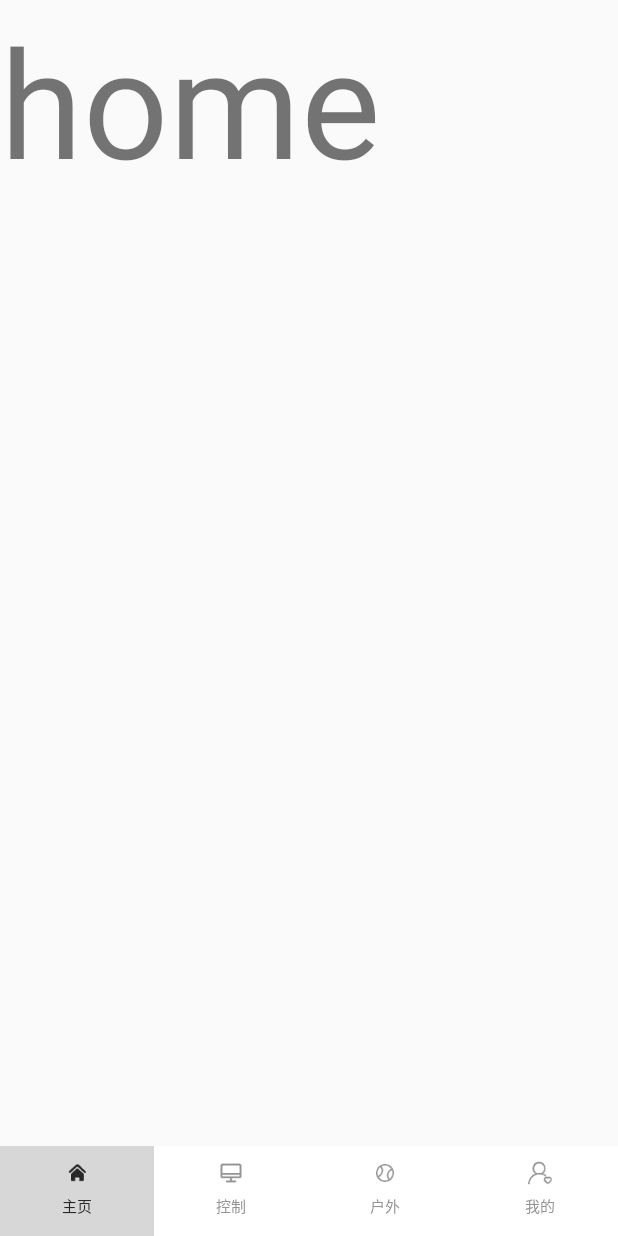
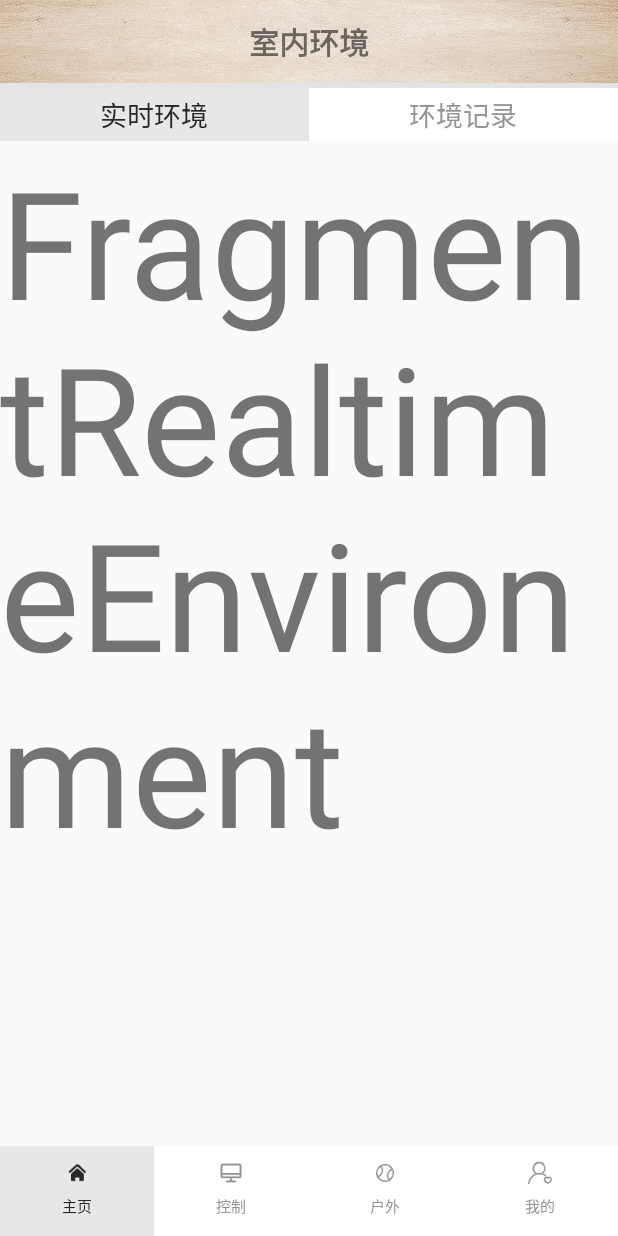
Before and after one commit to yangbo981205/Graduation_project, an Android app: the FragmentHome screen opened directly, with no data from a screen before it, on a phone screen of 412 x 824 dp. Run offline under Robolectric (Android 15) with nearby library versions, the phone set to English and light mode, and no system bars.

Commit message:
界面设计

```diff
--- a/GraduatioProject_Android/app/build.gradle
+++ b/GraduatioProject_Android/app/build.gradle
@@ -28,5 +28,5 @@ dependencies {
     androidTestImplementation 'androidx.test.espresso:espresso-core:3.1.1'
     implementation files('libs/android-async-http-1.4.9.jar')
     implementation files('libs/httpclient-4.3.6.jar')
-    implementation 'com.android.support:support-v4:28.0.0'
+
 }
--- a/GraduatioProject_Android/app/src/main/java/com/example/graduatioproject_android/FragmentHome/FragmentHome.java
+++ b/GraduatioProject_Android/app/src/main/java/com/example/graduatioproject_android/FragmentHome/FragmentHome.java
@@ -4,18 +4,144 @@ import android.os.Bundle;
 import android.view.LayoutInflater;
 import android.view.View;
 import android.view.ViewGroup;
+import android.widget.LinearLayout;
+import android.widget.RelativeLayout;
+import android.widget.TextView;
 
 import androidx.annotation.Nullable;
 import androidx.fragment.app.Fragment;
+import androidx.fragment.app.FragmentManager;
+import androidx.fragment.app.FragmentPagerAdapter;
+import androidx.fragment.app.FragmentTransaction;
+import androidx.viewpager.widget.ViewPager;
 
+import com.example.graduatioproject_android.FragmentHome.RealtimeEnvironment.FragmentRealtimeEnvironment;
+import com.example.graduatioproject_android.FragmentHome.RecordEnvironment.FragmentRecordEnvironment;
 import com.example.graduatioproject_android.R;
 
+import java.util.ArrayList;
+import java.util.List;
+
 public class FragmentHome extends Fragment {
+
+    private LinearLayout linearLayout=null;
+    private TextView RealtimeEnvironment=null;
+    private TextView RecordEnvironment=null;
+    private ViewPager ChildViewpager=null;
+    private MyListener myListener=null;
+
+    private FragmentTransaction fragmentTransaction;
+    private List<Fragment> fragmentList_1;
 
     @Override
     public View onCreateView(LayoutInflater inflater, @Nullable ViewGroup container, @Nullable Bundle savedInstanceState) {
         View view = inflater.inflate(R.layout.fragment_home, null);
 
+        linearLayout=(LinearLayout) view.findViewById(R.id.layout);
+        RealtimeEnvironment=(TextView) view.findViewById(R.id.RealtimeEnvironment);
+        RecordEnvironment=(TextView) view.findViewById(R.id.RecordEnvironment);
+        ChildViewpager=(ViewPager) view.findViewById(R.id.ChildViewpager);
+        myListener=new MyListener();
+
+        linearLayout.getBackground().setAlpha(255);
+        RealtimeEnvironment.setOnClickListener(myListener);
+        RecordEnvironment.setOnClickListener(myListener);
+
+        // 获取片段管理器
+        FragmentManager fragmentManager = getChildFragmentManager();
+        fragmentTransaction = fragmentManager.beginTransaction();
+
+        fragmentList_1 = new ArrayList<Fragment>();
+        Fragment fragment1 = new FragmentRealtimeEnvironment();
+        Fragment fragment2 = new FragmentRecordEnvironment();
+        fragmentList_1.add(fragment1);
+        fragmentList_1.add(fragment2);
+
+        ChildViewpager.setAdapter(new FragmentHome.MyFragmentPagerAdapter(fragmentManager,fragmentList_1));//设置适配器
+
+        /**
+         * Viewpager的事件监听
+         * 滑动Viewpager时改变底部按钮
+         * */
+        ChildViewpager.setOnPageChangeListener(new ViewPager.OnPageChangeListener() {
+            @Override
+            public void onPageScrolled(int i, float v, int i1) {
+            }
+            @Override
+            public void onPageSelected(int i) {
+                switch (i){
+                    case 0:
+                        RealtimeEnvironment.setSelected(true);
+                        RecordEnvironment.setSelected(false);
+                        break;
+                    case 1:
+                        RealtimeEnvironment.setSelected(false);
+                        RecordEnvironment.setSelected(true);
+                        break;
+                    default:
+                        break;
+                }
+            }
+            @Override
+            public void onPageScrollStateChanged(int i) {
+            }
+        });
+
+        RealtimeEnvironment.setSelected(true);
+        ChildViewpager.setCurrentItem(0, true);
         return  view;
     }
+
+
+    /**
+     * 按钮事件监听
+     * */
+    private class MyListener implements View.OnClickListener{
+        @Override
+        public void onClick(View v) {
+            switch (v.getId()){
+                case(R.id.RealtimeEnvironment):
+                    setSelected();
+                    RealtimeEnvironment.setSelected(true);
+                    ChildViewpager.setCurrentItem(0, true);
+                    break;
+                case(R.id.RecordEnvironment):
+                    setSelected();
+                    RecordEnvironment.setSelected(true);
+                    ChildViewpager.setCurrentItem(1, true);
+                    break;
+                default:
+                    break;
+            }
+        }
+    }
+
+
+    /**
+     * 重置所有TextView未选中状态
+     * */
+    private void setSelected(){
+        RealtimeEnvironment.setSelected(false);
+        RecordEnvironment.setSelected(false);
+    }
+
+
+    /**
+     * 设置适配器
+     * */
+    private class MyFragmentPagerAdapter extends FragmentPagerAdapter {
+        List<Fragment> list;
+        public MyFragmentPagerAdapter(FragmentManager fm, List<Fragment> list) {
+            super(fm);
+            this.list = list;
+        }
+        @Override
+        public Fragment getItem(int position) {
+            return list.get(position);
+        }
+        @Override
+        public int getCount() {
+            return list.size();
+        }
+    }
 }
--- /dev/null
+++ b/GraduatioProject_Android/app/src/main/java/com/example/graduatioproject_android/FragmentHome/RealtimeEnvironment/FragmentRealtimeEnvironment.java
@@ -0,0 +1,21 @@
+package com.example.graduatioproject_android.FragmentHome.RealtimeEnvironment;
+
+import android.os.Bundle;
+import android.view.LayoutInflater;
+import android.view.View;
+import android.view.ViewGroup;
+
+import androidx.annotation.Nullable;
+import androidx.fragment.app.Fragment;
+
+import com.example.graduatioproject_android.R;
+
+public class FragmentRealtimeEnvironment extends Fragment {
+
+    @Override
+    public View onCreateView(LayoutInflater inflater, @Nullable ViewGroup container, @Nullable Bundle savedInstanceState) {
+        View view = inflater.inflate(R.layout.fragment_realtime_environment, null);
+
+        return  view;
+    }
+}
--- /dev/null
+++ b/GraduatioProject_Android/app/src/main/java/com/example/graduatioproject_android/FragmentHome/RecordEnvironment/FragmentRecordEnvironment.java
@@ -0,0 +1,21 @@
+package com.example.graduatioproject_android.FragmentHome.RecordEnvironment;
+
+import android.os.Bundle;
+import android.view.LayoutInflater;
+import android.view.View;
+import android.view.ViewGroup;
+
+import androidx.annotation.Nullable;
+import androidx.fragment.app.Fragment;
+
+import com.example.graduatioproject_android.R;
+
+public class FragmentRecordEnvironment extends Fragment {
+
+    @Override
+    public View onCreateView(LayoutInflater inflater, @Nullable ViewGroup container, @Nullable Bundle savedInstanceState) {
+        View view = inflater.inflate(R.layout.fragment_record_environment, null);
+
+        return  view;
+    }
+}
--- a/GraduatioProject_Android/app/src/main/java/com/example/graduatioproject_android/LoginAndRegister/MainActivity.java
+++ b/GraduatioProject_Android/app/src/main/java/com/example/graduatioproject_android/LoginAndRegister/MainActivity.java
@@ -24,6 +24,7 @@ public class MainActivity extends AppCompatActivity {
         super.onCreate(savedInstanceState);
         setContentView(R.layout.activity_main);
         getWindow().setStatusBarColor(0xffDADADA);
+
 
         jumpLayout=(LinearLayout)findViewById(R.id.Jump);
 
--- a/GraduatioProject_Android/app/src/main/java/com/example/graduatioproject_android/tools/FragmentManager.java
+++ b/GraduatioProject_Android/app/src/main/java/com/example/graduatioproject_android/tools/FragmentManager.java
@@ -36,6 +36,7 @@ public class FragmentManager extends FragmentActivity {
     protected void onCreate(Bundle savedInstanceState) {
         super.onCreate(savedInstanceState);
         setContentView(R.layout.activity_fragment_manager);
+        getWindow().setStatusBarColor(0xffCBB59D);
 
         homeTv=(TextView) findViewById(R.id.homeTV);
         controlTv=(TextView) findViewById(R.id.controlTV);
--- a/GraduatioProject_Android/app/src/main/res/drawable/menu_background.xml
+++ b/GraduatioProject_Android/app/src/main/res/drawable/menu_background.xml
@@ -2,7 +2,7 @@
 <selector xmlns:android="http://schemas.android.com/apk/res/android">
     <item android:state_selected="true">
         <shape>
-            <solid android:color="#d7d7d7" />
+            <solid android:color="#e7e7e7" />
         </shape>
     </item>
     <item>
--- a/GraduatioProject_Android/app/src/main/res/layout/fragment_home.xml
+++ b/GraduatioProject_Android/app/src/main/res/layout/fragment_home.xml
@@ -6,12 +6,65 @@
     android:orientation="vertical"
     tools:context=".tools.FragmentManager">
 
-    <TextView
+    <LinearLayout
+        android:id="@+id/layout"
         android:layout_width="match_parent"
-        android:layout_height="match_parent"
-        android:text="home"
-        android:textSize="100dp"
+        android:layout_height="55dp"
+        android:gravity="center"
+        android:background="@drawable/bg_top"
+        android:orientation="horizontal">
+
+        <TextView
+            android:layout_width="wrap_content"
+            android:layout_height="55dp"
+            android:text="室内环境"
+            android:textSize="20dp"
+            android:textStyle="bold"
+            android:gravity="left|center"
+            >
+        </TextView>
+    </LinearLayout>
+
+    <View
+        android:layout_width="match_parent"
+        android:layout_height="3dp"
+        android:background="#e4e4e4"/>
+
+    <LinearLayout
+        android:layout_width="match_parent"
+        android:layout_height="wrap_content"
+        android:orientation="horizontal"
         >
-    </TextView>
+        <TextView
+            android:id="@+id/RealtimeEnvironment"
+            android:layout_width="1dp"
+            android:layout_height="35dp"
+            android:layout_weight="1"
+            android:background="@drawable/menu_background"
+            android:text="实时环境"
+            android:textSize="18dp"
+            android:textColor="@drawable/menu_text_style"
+            android:gravity="center"
+            />
+
+        <TextView
+            android:id="@+id/RecordEnvironment"
+            android:layout_width="1dp"
+            android:layout_height="35dp"
+            android:layout_weight="1"
+            android:background="@drawable/menu_background"
+            android:text="环境记录"
+            android:textSize="18dp"
+            android:textColor="@drawable/menu_text_style"
+            android:gravity="center"
+            />
+    </LinearLayout>
+
+    <androidx.viewpager.widget.ViewPager
+        android:id="@+id/ChildViewpager"
+        android:layout_width="match_parent"
+        android:layout_height="0dp"
+        android:layout_weight="1">
+    </androidx.viewpager.widget.ViewPager>
 
 </LinearLayout>
--- /dev/null
+++ b/GraduatioProject_Android/app/src/main/res/layout/fragment_realtime_environment.xml
@@ -0,0 +1,15 @@
+<?xml version="1.0" encoding="utf-8"?>
+<LinearLayout xmlns:android="http://schemas.android.com/apk/res/android"
+    android:layout_width="match_parent"
+    android:layout_height="match_parent"
+    android:orientation="vertical">
+
+    <TextView
+        android:layout_width="match_parent"
+        android:layout_height="match_parent"
+        android:text="FragmentRealtimeEnvironment"
+        android:textSize="100dp"
+        >
+    </TextView>
+
+</LinearLayout>
```
Also changed, not shown: GraduatioProject_Android/app/src/main/res/drawable-v24/style_button_select.xml (added, +17 -0 lines), GraduatioProject_Android/app/src/main/res/layout/fragment_control.xml (+19 -0 lines), GraduatioProject_Android/app/src/main/res/layout/fragment_outdoor.xml (+19 -0 lines), GraduatioProject_Android/app/src/main/res/layout/fragment_record_environment.xml (added, +84 -0 lines), GraduatioProject_Android/app/src/main/res/drawable/bg_top.jpg (added), GraduatioProject_Android/app/src/main/res/mipmap-xxhdpi/icon_hum.png (added), GraduatioProject_Android/app/src/main/res/mipmap-xxhdpi/icon_plus.png (added), GraduatioProject_Android/app/src/main/res/mipmap-xxhdpi/icon_smog.png (added), GraduatioProject_Android/app/src/main/res/mipmap-xxhdpi/icon_tem.png (added).
